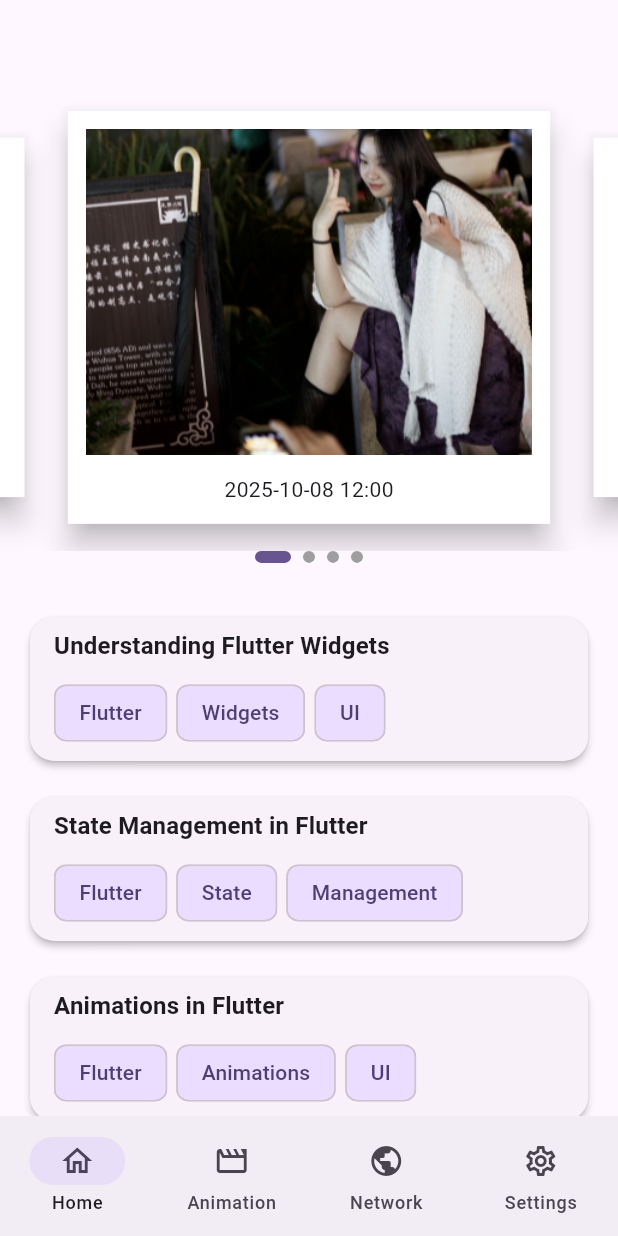
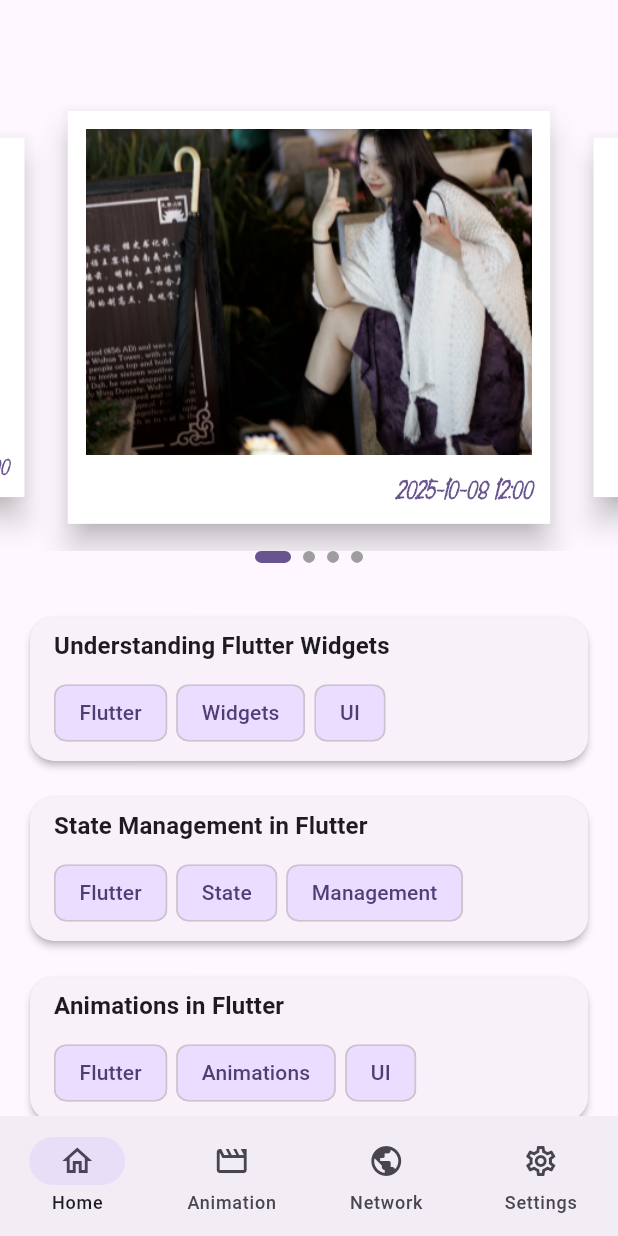
Before and after one commit to TomassMaximum/flutter_skills, a Flutter app: the screen it shows after launch, on a phone screen of 412 x 824 dp. Run offline on Flutter 3.47's test engine with Material 3 defaults, Android fonts, the phone set to English and light mode, and no system bars; drawn by our look-alikes of carousel_slider, smooth_page_indicator.

Commit message:
优化拍立得文字字体

```diff
--- a/lib/presentation/pages/showcase_home_tab.dart
+++ b/lib/presentation/pages/showcase_home_tab.dart
@@ -189,7 +189,22 @@ class _ShowcaseHomeTabState extends State<ShowcaseHomeTab> {
                       ),
                       Expanded(
                         flex: 3,
-                        child: Center(child: Text('2025-10-08 12:00')),
+                        child: Align(
+                          alignment: AlignmentGeometry.centerRight,
+                          child: Padding(
+                            padding: EdgeInsetsGeometry.only(right: 12),
+                            child: Text(
+                              '2025-10-08 12:00',
+                              style: TextStyle(
+                                fontFamily: 'Witchwoode',
+                                fontSize: 16,
+                                color: theme.colorScheme.primary,
+                                fontStyle: FontStyle.italic,
+                                fontWeight: FontWeight.bold,
+                              ),
+                            ),
+                          ),
+                        ),
                       ),
                     ],
                   ),
--- a/pubspec.yaml
+++ b/pubspec.yaml
@@ -63,6 +63,11 @@ flutter:
   assets:
     - assets/
 
+  fonts:
+    - family: Witchwoode
+      fonts:
+        - asset: assets/fonts/Witchwoode-Regular.ttf
+
 
 
   # To add assets to your application, add an assets section, like this:
```
Also changed, not shown: assets/fonts/Witchwoode-Regular.ttf (added).
